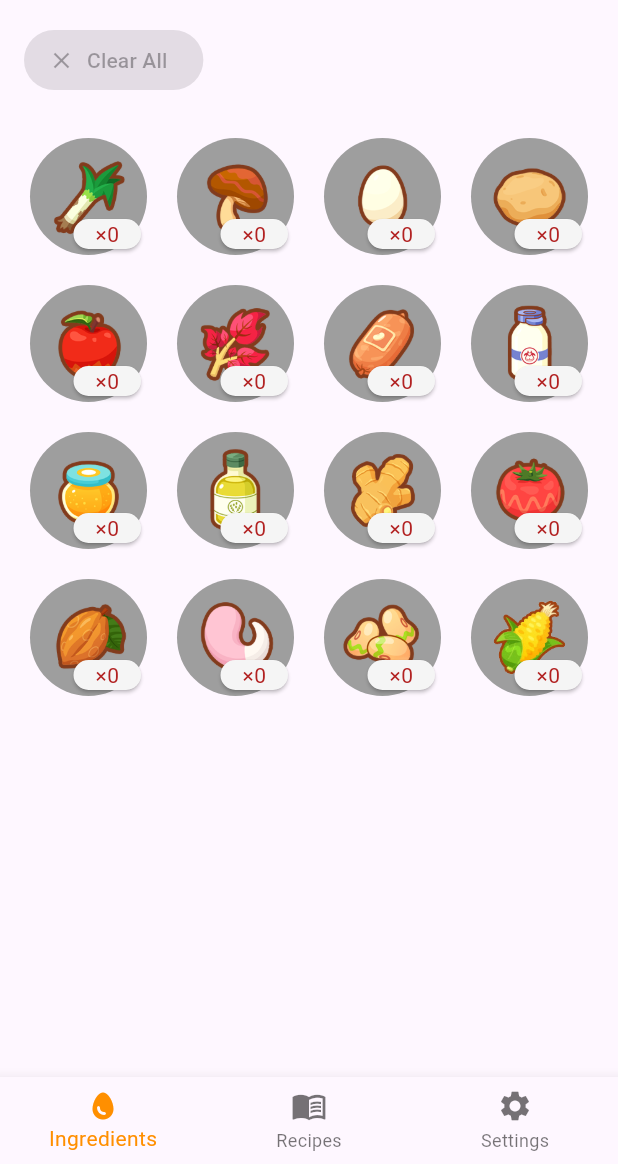
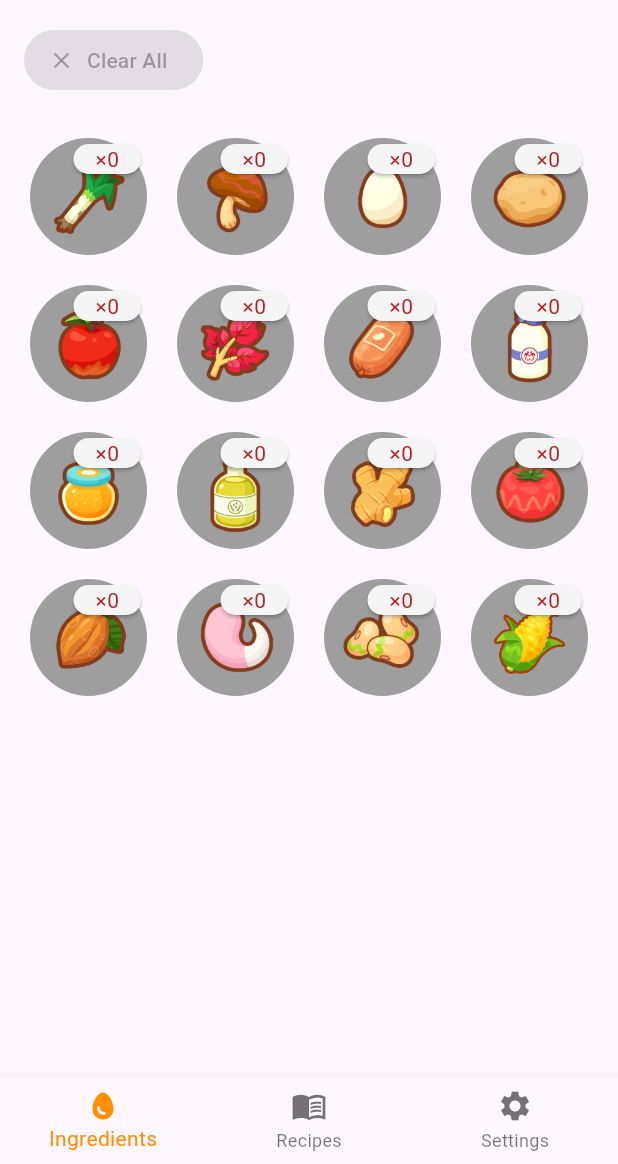
Before and after one commit to darkfoxdx/pokemon_sleep_guide, a Flutter app: the screen it shows after launch, on a phone screen of 412 x 824 dp, the part 72-1236 px from its top. Run offline on Flutter 3.47's test engine with Material 3 defaults, Android fonts, the phone set to English and light mode, and no system bars; our stand-ins replace shared_preferences; missing offline and left inert: universal_html.

Commit message:
Rearrange buttons

```diff
--- a/lib/ui/ingredient_item.dart
+++ b/lib/ui/ingredient_item.dart
@@ -68,7 +68,7 @@ class _IngredientItemState extends State<IngredientItem> {
           ),
         ),
         Align(
-          alignment: AlignmentDirectional.bottomEnd,
+          alignment: AlignmentDirectional.topEnd,
           child: Card(
             color: Theme.of(context).colorScheme.white,
             child: SizedBox(
@@ -90,7 +90,7 @@ class _IngredientItemState extends State<IngredientItem> {
         Visibility(
           visible: widget.quantity > 0,
           child: Align(
-            alignment: AlignmentDirectional.topEnd,
+            alignment: AlignmentDirectional.topStart,
             child: InkWell(
               customBorder: const CircleBorder(),
               onTap: () {
```
